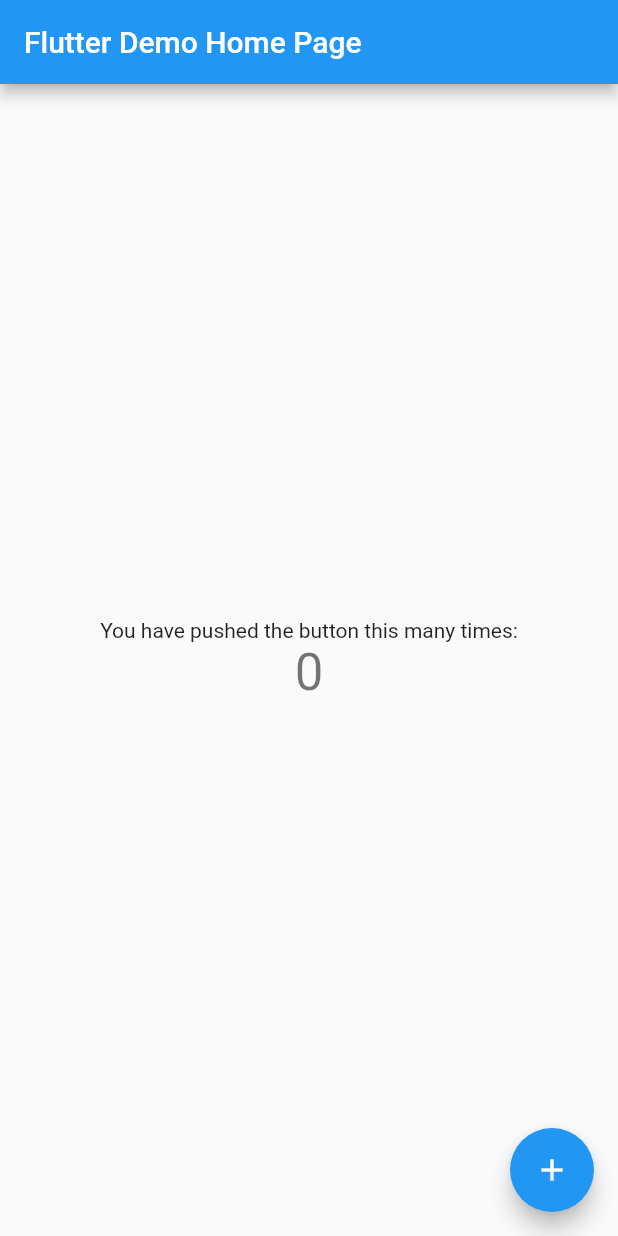
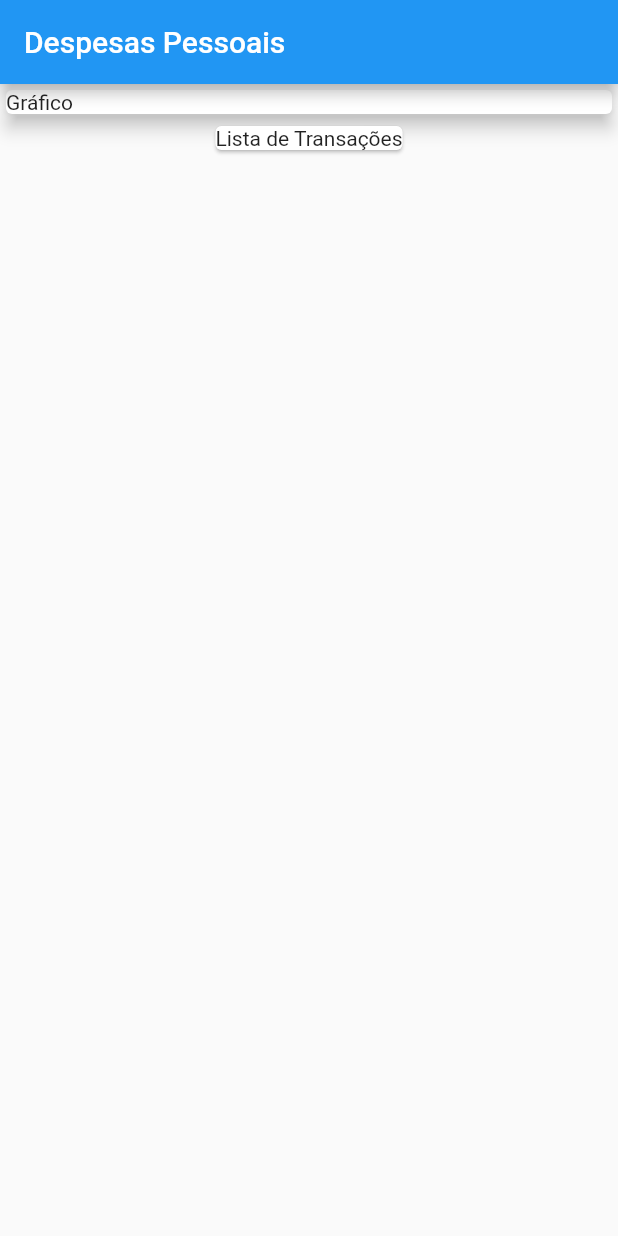
Before and after one commit to filipewb/expensesFlutter, a Flutter app: the screen it shows after launch, on a phone screen of 412 x 824 dp. Run offline on Flutter 3.47's test engine with Material 2 defaults, Android fonts, the phone set to English and light mode, and no system bars.

Commit message:
creation of initial screen and add your components

```diff
--- a/lib/main.dart
+++ b/lib/main.dart
@@ -1,115 +1,35 @@
 import 'package:flutter/material.dart';
 
-void main() {
-  runApp(const MyApp());
+main() => runApp(ExpensesApp());
+
+class ExpensesApp extends StatelessWidget {
+  @override
+  Widget build(BuildContext context) {
+    return MaterialApp(home: MyHomePage());
+  }
 }
 
-class MyApp extends StatelessWidget {
-  const MyApp({super.key});
-
-  // This widget is the root of your application.
+class MyHomePage extends StatelessWidget {
   @override
   Widget build(BuildContext context) {
-    return MaterialApp(
-      title: 'Flutter Demo',
-      theme: ThemeData(
-        // This is the theme of your application.
-        //
-        // Try running your application with "flutter run". You'll see the
-        // application has a blue toolbar. Then, without quitting the app, try
-        // changing the primarySwatch below to Colors.green and then invoke
-        // "hot reload" (press "r" in the console where you ran "flutter run",
-        // or simply save your changes to "hot reload" in a Flutter IDE).
-        // Notice that the counter didn't reset back to zero; the application
-        // is not restarted.
-        primarySwatch: Colors.blue,
+    return Scaffold(
+      appBar: AppBar(
+        title: Text('Despesas Pessoais'),
       ),
-      home: const MyHomePage(title: 'Flutter Demo Home Page'),
+      body: Column(
+        children: <Widget>[
+          Container(
+            width: double.infinity,
+            child: Card(
+              child: Text('Gráfico'),
+              elevation: 5,
+            ),
+          ),
+          Card(
+            child: Text('Lista de Transações'),
+          )
+        ],
+      ),
     );
   }
 }
-
-class MyHomePage extends StatefulWidget {
-  const MyHomePage({super.key, required this.title});
-
-  // This widget is the home page of your application. It is stateful, meaning
-  // that it has a State object (defined below) that contains fields that affect
-  // how it looks.
-
-  // This class is the configuration for the state. It holds the values (in this
-  // case the title) provided by the parent (in this case the App widget) and
-  // used by the build method of the State. Fields in a Widget subclass are
-  // always marked "final".
-
-  final String title;
-
-  @override
-  State<MyHomePage> createState() => _MyHomePageState();
-}
-
-class _MyHomePageState extends State<MyHomePage> {
-  int _counter = 0;
-
-  void _incrementCounter() {
-    setState(() {
-      // This call to setState tells the Flutter framework that something has
-      // changed in this State, which causes it to rerun the build method below
-      // so that the display can reflect the updated values. If we changed
-      // _counter without calling setState(), then the build method would not be
-      // called again, and so nothing would appear to happen.
-      _counter++;
-    });
-  }
-
-  @override
-  Widget build(BuildContext context) {
-    // This method is rerun every time setState is called, for instance as done
-    // by the _incrementCounter method above.
-    //
-    // The Flutter framework has been optimized to make rerunning build methods
-    // fast, so that you can just rebuild anything that needs updating rather
-    // than having to individually change instances of widgets.
-    return Scaffold(
-      appBar: AppBar(
-        // Here we take the value from the MyHomePage object that was created by
-        // the App.build method, and use it to set our appbar title.
-        title: Text(widget.title),
-      ),
-      body: Center(
-        // Center is a layout widget. It takes a single child and positions it
-        // in the middle of the parent.
-        child: Column(
-          // Column is also a layout widget. It takes a list of children and
-          // arranges them vertically. By default, it sizes itself to fit its
-          // children horizontally, and tries to be as tall as its parent.
-          //
-          // Invoke "debug painting" (press "p" in the console, choose the
-          // "Toggle Debug Paint" action from the Flutter Inspector in Android
-          // Studio, or the "Toggle Debug Paint" command in Visual Studio Code)
-          // to see the wireframe for each widget.
-          //
-          // Column has various properties to control how it sizes itself and
-          // how it positions its children. Here we use mainAxisAlignment to
-          // center the children vertically; the main axis here is the vertical
-          // axis because Columns are vertical (the cross axis would be
-          // horizontal).
-          mainAxisAlignment: MainAxisAlignment.center,
-          children: <Widget>[
-            const Text(
-              'You have pushed the button this many times:',
-            ),
-            Text(
-              '$_counter',
-              style: Theme.of(context).textTheme.headline4,
-            ),
-          ],
-        ),
-      ),
-      floatingActionButton: FloatingActionButton(
-        onPressed: _incrementCounter,
-        tooltip: 'Increment',
-        child: const Icon(Icons.add),
-      ), // This trailing comma makes auto-formatting nicer for build methods.
-    );
-  }
-}
```
Also changed, not shown: 1 other file.
